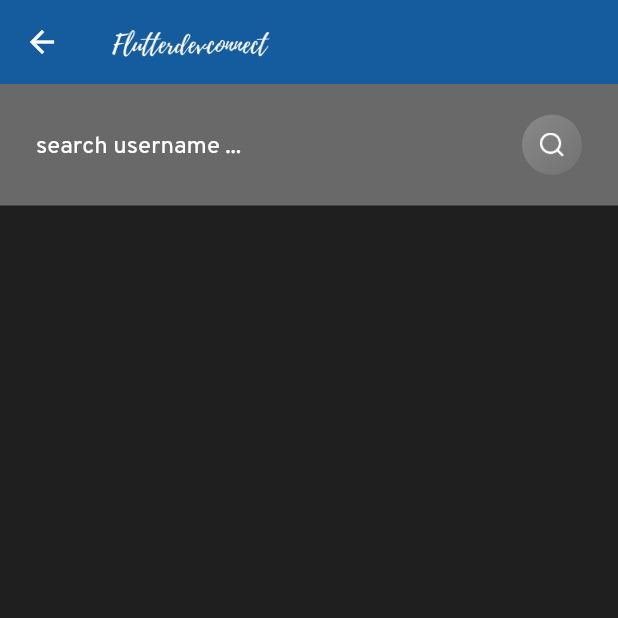
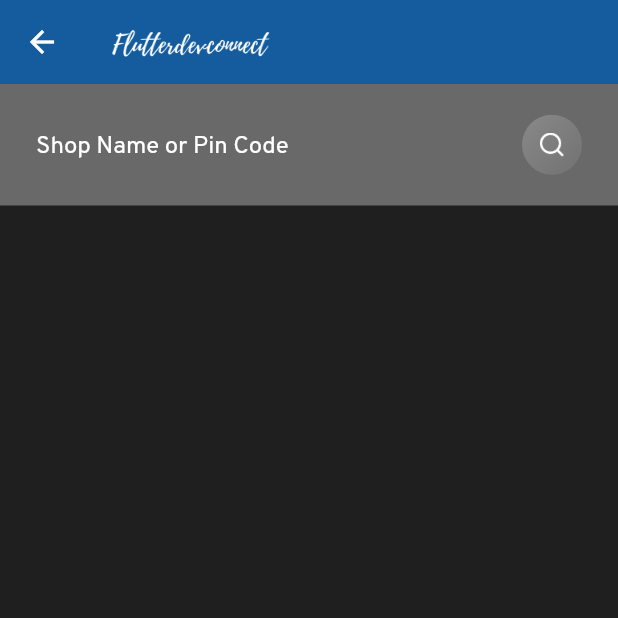
Before and after one commit to jatin527/E-Groceries, a Flutter app: the Search screen opened directly, on a phone screen of 412 x 824 dp, the top half of it. Run offline on Flutter 3.47's test engine with Material 2 defaults, Android fonts, the phone set to English and light mode, and no system bars; our stand-ins replace cloud_firestore, email_validator, firebase_auth, google_sign_in, shared_preferences; accounts and stored records are empty.

Commit message:
Search via pincode

```diff
--- a/lib/views/search.dart
+++ b/lib/views/search.dart
@@ -151,7 +151,7 @@ class _SearchState extends State<Search> {
                             controller: searchEditingController,
                             style: simpleTextStyle(),
                             decoration: InputDecoration(
-                                hintText: "search username ...",
+                                hintText: "Shop Name or Pin Code",
                                 hintStyle: TextStyle(
                                   color: Colors.white,
                                   fontSize: 16,
```
Also changed, not shown: lib/services/database.dart (+10 -1 lines).
